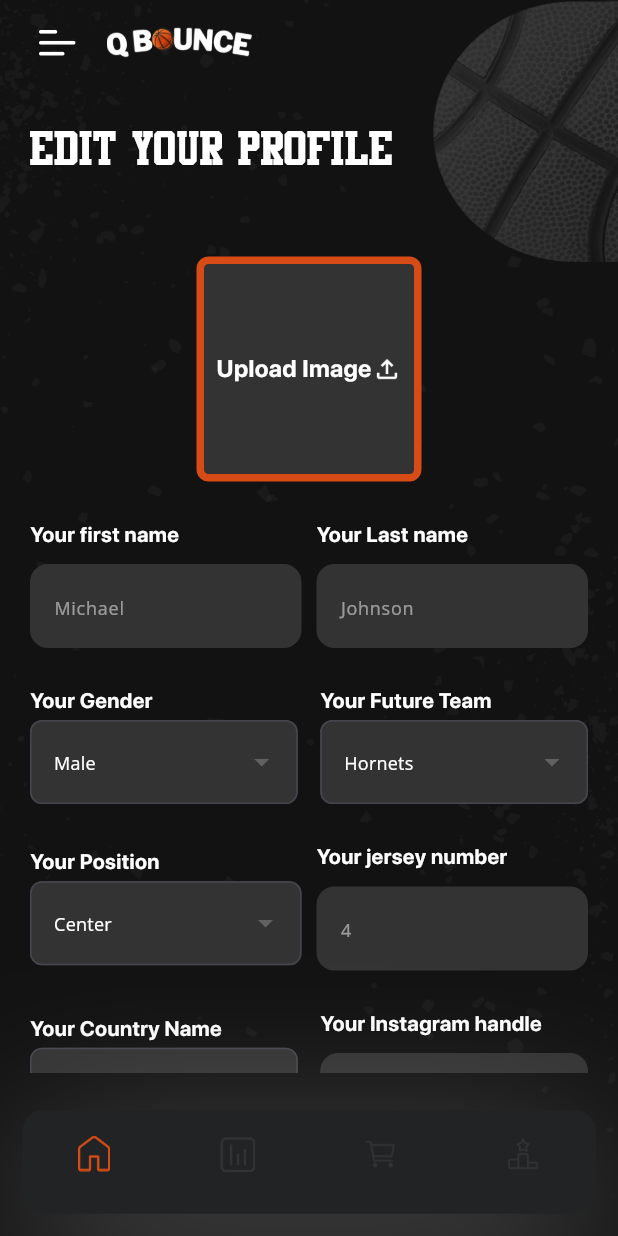
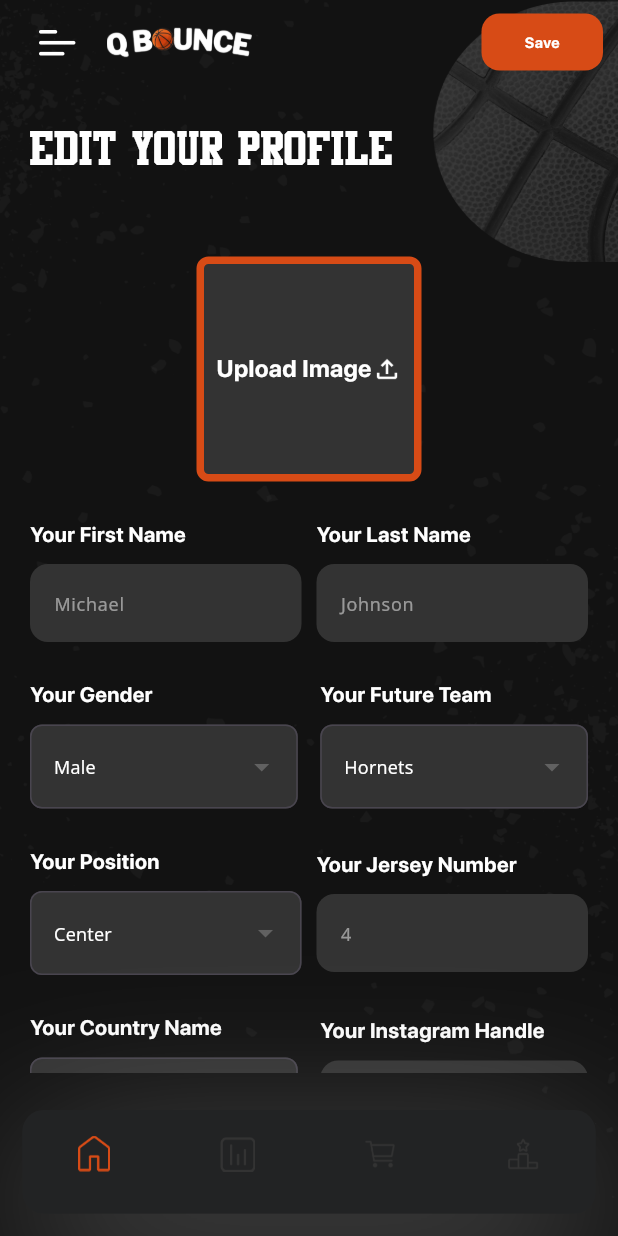
Before and after one commit to indrajitsinh2205/QBounce, a Flutter app: the DrawerScreen screen opened by its route, in the side drawer, after a tap on "Michael Johnson", on a phone screen of 412 x 824 dp. Run offline on Flutter 3.47's test engine with Material 3 defaults, Android fonts, the phone set to English and light mode, and no system bars; our stand-ins replace bloc, chewie, flutter_bloc, flutter_slidable, google_fonts, smooth_page_indicator and 1 more; network calls fail; project files that could hold a hidden picture were left out.

Commit message:
-UI changes

```diff
--- a/lib/common_widget/common_app_bar.dart
+++ b/lib/common_widget/common_app_bar.dart
@@ -24,13 +24,14 @@ class CommonAppBar extends StatelessWidget implements PreferredSizeWidget {
   final String title;
   final Widget actions;
   final bool? button;
+  final bool? saveButton;
   final VoidCallback voidCallback;
 
   CommonAppBar({
     required this.title,
     required this.actions,
     this.button = false,
-    required this.voidCallback,
+    required this.voidCallback, this.saveButton,
   });
 
   @override
@@ -54,7 +55,22 @@ class CommonAppBar extends StatelessWidget implements PreferredSizeWidget {
         ),
         actions: [
           button == false
-              ? SizedBox()
+              ? saveButton == true ?InkWell(
+          onTap: () {
+    voidCallback();
+    },
+      child: Container(
+        width: 81,
+        height: 38,
+        child: CommonButton(
+          title: "Save",
+          color: AppColors.appColor,
+          horizontal: 5,
+          font: 10,
+          vertical: 2,
+        ),
+      ),
+    ):SizedBox()
               : InkWell(
             onTap: () {
               voidCallback();
@@ -91,21 +107,60 @@ class DrawerScreen extends StatefulWidget {
 class _DrawerScreenState extends State<DrawerScreen> {
   Widget _selectedScreen = HomeScreen(); // Default screen
   int _selectedIndex = 0;
+  int button = 0;
 
 
   // Method to update the selected screen based on BottomNavigationBar item tapped
   void _onItemTapped(int index) {
     setState(() {
+      // This ensures that when tapping the same index, the widget gets rebuilt
+      if (_selectedIndex == index) {
+        // Change _selectedScreen to a new instance of the same screen.
+        if (index == 0) {
+          setState(() {
+            button =0;
+          });
+          _selectedScreen = HomeScreen(key: UniqueKey());  // Assign a new key to force rebuild
+        } else if (index == 1) {
+          setState(() {
+            button =1;
+          });
+          _selectedScreen = YourStatsScreen(key: UniqueKey());
+        } else if (index == 2) {
+          setState(() {
+            button =0;
+          });
+          _selectedScreen = CartScreen(key: UniqueKey());
+        } else if (index == 3) {
+          setState(() {
+            button =0;
+          });
+          _selectedScreen = StaticLeaderBoard(key: UniqueKey());
+        }
+      } else {
+        // If the index has changed, assign the new screen
         _selectedIndex = index;
         if (index == 0) {
+          setState(() {
+            button =0;
+          });
           _selectedScreen = HomeScreen();
+        } else if (index == 1) {
+          setState(() {
+            button =1;
+          });
+          _selectedScreen = YourStatsScreen();
         } else if (index == 2) {
+          setState(() {
+            button =0;
+          });
           _selectedScreen = CartScreen();
         } else if (index == 3) {
+          setState(() {
+            button =0;
+          });
           _selectedScreen = StaticLeaderBoard();
         }
-      else if (index == 1) {
-        _selectedScreen = YourStatsScreen();
       }
     });
   }
@@ -118,7 +173,7 @@ class _DrawerScreenState extends State<DrawerScreen> {
         backgroundColor: Colors.transparent,
         appBar: CommonAppBar(
           voidCallback: () {
-            print("0.2");
+            print("0.");
             setState(() {
               _selectedIndex=0;
               _selectedScreen = MultiBlocProvider(
@@ -137,7 +192,8 @@ class _DrawerScreenState extends State<DrawerScreen> {
               );
             });
           },
-          button: _selectedIndex==1?true:false,
+          button: button==1?true:false,
+          saveButton: button == 2?true:false,
           title: '',
           actions: AppImages.image(AppImages.logo, height: 30),
         ),
@@ -156,6 +212,7 @@ class _DrawerScreenState extends State<DrawerScreen> {
                       InkWell(
                         onTap: () {
                           setState(() {
+                            button=2;
                             _selectedScreen = ProfileScreen();
                           });
                           Navigator.pop(context); // Close drawer
@@ -209,6 +266,7 @@ class _DrawerScreenState extends State<DrawerScreen> {
                           onTap: () {
                             setState(() {
                               _selectedScreen = HowToUseScreen();
+                              button=0;
                             });
                             Navigator.pop(context); // Close drawer
                           },
@@ -227,7 +285,8 @@ class _DrawerScreenState extends State<DrawerScreen> {
                           title: Text('How To Cast',style: AppTextStyles.getOpenSansGoogleFont(14 , AppColors.whiteColor  , false),),
                           onTap: () {
                             setState(() {
-                              _selectedScreen = HowToCastScreen();
+                              button=0;                              _selectedScreen = HowToCastScreen();
+
                             });
                             Navigator.pop(context); // Close drawer
                           },
@@ -246,6 +305,7 @@ class _DrawerScreenState extends State<DrawerScreen> {
                           title: Text('Teams & Conditions',style: AppTextStyles.getOpenSansGoogleFont(14  , AppColors.whiteColor  , false),),
                           onTap: () {
                             setState(() {
+                              button=0;
                               _selectedScreen = TermsAndConditonsScreen();
                             });
                             Navigator.pop(context); // Close drawer
@@ -266,6 +326,7 @@ class _DrawerScreenState extends State<DrawerScreen> {
                           onTap: () {
                             setState(() {
                               _selectedScreen = PrivacyPolicyScreen();
+                              button=0;
                             });
                             Navigator.pop(context); // Close drawer
                           },
@@ -285,6 +346,7 @@ class _DrawerScreenState extends State<DrawerScreen> {
                           onTap: () {
                             setState(() {
                               _selectedScreen = FAQPage();
+                              button=0;
                             });
                             Navigator.pop(context); // Close drawer
                           },
@@ -305,6 +367,7 @@ class _DrawerScreenState extends State<DrawerScreen> {
                           onTap: () {
                             setState(() {
                               _selectedScreen = ContactUsScreen();
+                              button=0;
                             });
                             Navigator.pop(context); // Close drawer
                           },
@@ -322,7 +385,7 @@ class _DrawerScreenState extends State<DrawerScreen> {
                   ),
                   child: ListTile(
                     leading:AppImages.image(AppImages.signOut,height: 30,width: 30),
-                    title: Text('Sign Out',style: AppTextStyles.getOpenSansGoogleFont(14  , AppColors.whiteColor  , false),),
+                    title: Text('Sign Out',style: AppTextStyles.athleticStyle(fontSize: 16  , color: AppColors.whiteColor.withOpacity(0.5),fontFamily: AppTextStyles.sfPro700),),
                     onTap: () {
                       setState(() {
                         // _selectedScreen = HowToUseScreen();
--- a/lib/common_widget/common_text_field.dart
+++ b/lib/common_widget/common_text_field.dart
@@ -5,12 +5,14 @@ import 'package:q_bounce/constant/app_text_style.dart';
 
 class CommonTextField extends StatefulWidget {
   final bool? boarder;
+  final bool? textArea;
+  final bool? readOnly;
   final Widget? icon;
   final TextEditingController controller;
     final  String? label;
   final String hint;
       final bool? numType;
-  const CommonTextField({super.key, required this.controller, required this.label, required this.hint, this.numType, this.boarder = false, this.icon});
+  const CommonTextField({super.key, required this.controller, required this.label, required this.hint, this.numType, this.boarder = false, this.icon, this.textArea = false, this.readOnly = false});
 
   @override
   State<CommonTextField> createState() => _CommonTextFieldState();
@@ -27,10 +29,11 @@ class _CommonTextFieldState extends State<CommonTextField> {
         Container(
           // decoration: BoxDecoration(borderRadius: BorderRadius.circular(12),color: Colors.white),
           child:TextField(
+            readOnly:widget.readOnly as bool ,
+            maxLines:widget.textArea==true?4: 1,
             keyboardType: widget.numType == true ? TextInputType.number : TextInputType.name,
-            controller: widget.controller,
+            controller: widget.controller,style: AppTextStyles.getOpenSansGoogleFont(13, AppColors.whiteColor, false),
             decoration: InputDecoration(
-
               prefixIcon: widget.icon??null,
               prefixIconColor: AppColors.whiteColor,
               enabledBorder: OutlineInputBorder(
--- a/lib/constant/app_images.dart
+++ b/lib/constant/app_images.dart
@@ -40,6 +40,8 @@ class AppImages {
   static const String drawerBG = "assets/images/drawerBG.png";
   static const String lock = "assets/images/lock.png";
   static const String upload = "assets/images/upload.png";
+  static const String levelLock = "assets/images/levelLock.png";
+  static const String rightArrow = "assets/images/rightArrow.png";
 
   /// bottomSheet
   static const String home = "assets/images/home.png";
--- a/lib/constant/app_strings.dart
+++ b/lib/constant/app_strings.dart
@@ -33,13 +33,13 @@ class AppStrings{
   static const String stl = "Your STL Score";
   static const String blk = "Your BLK Score";
   static const String match = "Your Match Date";
-  static const String staticMail = "info@qbounceapp.com.";
-  static const String fName = "Your first name";
-  static const String lName = "Your Last name";
-  static const String uMail = "Your email name";
-  static const String message = "Your message";
-  static const String instaHand = "Your Instagram handle";
-  static const String jerseyNo = "Your jersey number";
+  static const String staticMail = "info@qbounceapp.com";
+  static const String fName = "Your First Name";
+  static const String lName = "Your Last Name";
+  static const String uMail = "Your Email Name";
+  static const String message = "Your Message";
+  static const String instaHand = "Your Instagram Handle";
+  static const String jerseyNo = "Your Jersey Number";
 
 
   /// landing Page Text
@@ -50,7 +50,7 @@ class AppStrings{
 
   static const String welCome ="Welcome Back!";
   static const String otp ="OTP";
-  static const String enterOtp ="Enter the code sent on email here";
+  static const String enterOtp ="Enter The Code Sent On Email Here";
   static const String enterMail ="Enter Your Email";
   static const String submit ="Submit";
   static const String confirm ="Confirm";
--- a/lib/screens/contact_us_screen_view/contact_us_screen.dart
+++ b/lib/screens/contact_us_screen_view/contact_us_screen.dart
@@ -43,7 +43,7 @@ class _ContactUsScreenState extends State<ContactUsScreen> {
     return SingleChildScrollView(
       child: Column(
         children: [
-          CommonTextField(icon: Icon(Icons.mail_outline_outlined) ,controller: _staticMailController,hint:  AppStrings.staticMail, label: '',boarder: true,),
+          CommonTextField(icon: Icon(Icons.mail_outline_outlined) ,controller: _staticMailController,hint:  AppStrings.staticMail, label: '',boarder: true,readOnly: true,),
           SizedBox(height: 30),
           Row(
             children: [
@@ -60,7 +60,7 @@ class _ContactUsScreenState extends State<ContactUsScreen> {
           SizedBox(height: 15),
           CommonTextField(controller: _uMailController,label:  AppStrings.uMail,hint:  AppStrings.uMail,),
           SizedBox(height: 15),
-          CommonTextField(controller: _messageController,label:  AppStrings.message,hint:  AppStrings.message,),
+          CommonTextField(controller: _messageController,label:  AppStrings.message,hint:  AppStrings.message,textArea: true,),
           SizedBox(height: 15),
           Row(
             children: [
--- a/lib/screens/home_screen_view/home_screen.dart
+++ b/lib/screens/home_screen_view/home_screen.dart
@@ -42,7 +42,7 @@ class _HomeScreenState extends State<HomeScreen> with SingleTickerProviderStateM
   void initState() {
     _tabController = TabController(length: 4, vsync: this);
     _controller = VideoPlayerController.networkUrl(Uri.parse(
-        'https://flutter.github.io/assets-for-api-docs/assets/videos/bee.mp4'))
+        'https://qbounce-production.s3.us-east-2.amazonaws.com/videos/VIDEO_1.mp4'))
       ..initialize().then((_) {
         // Ensure the first frame is shown after the video is initialized, even before the play button has been pressed.
         setState(() {});
@@ -60,14 +60,14 @@ class _HomeScreenState extends State<HomeScreen> with SingleTickerProviderStateM
           children: [
             Center(
               child: Padding(
-                padding: const EdgeInsets.symmetric(horizontal: 20),
+                padding: const EdgeInsets.symmetric(horizontal: 10),
                 child: Row(
                   mainAxisAlignment: MainAxisAlignment.spaceBetween,
                   children: [
-                    Expanded(child: _buildButton("Beginner")),
-                    Expanded(child: _buildButton("Advanced")),
-                    Expanded(child: _buildButton("Pro")),
-                    Expanded(child: _buildButton("Master")),
+                    Expanded(child: _buildButton("Beginner",false)),
+                    Expanded(child: _buildButton("Advanced",true)),
+                    Expanded(child: _buildButton("Pro",true)),
+                    Expanded(child: _buildButton("Master",true)),
                   ],
                 ),
               ),
@@ -124,17 +124,24 @@ class _HomeScreenState extends State<HomeScreen> with SingleTickerProviderStateM
       ],
     );
   }
-  Widget _buildButton(String text) {
+  Widget _buildButton(String text,bool lock) {
     return InkWell(
       onTap: () => _updateUI(text),
       child: Container(
-        margin: EdgeInsets.symmetric(horizontal: 5),
-        padding: EdgeInsets.symmetric(horizontal: 5,vertical: 10),
+        margin: EdgeInsets.symmetric(horizontal: 3),
+        padding: EdgeInsets.symmetric(horizontal: 2,vertical: 10),
         decoration: BoxDecoration(
-          color: AppColors.appColor,
+          color: lock ==true?Colors.transparent:AppColors.appColor,
           borderRadius: BorderRadius.circular(10),
+          border: Border.all(color: lock ==false?Colors.transparent:AppColors.whiteColor,width: 1)
         ),
-        child: Center(child: Text(text,style: AppTextStyles.athleticStyle(fontSize: 12, fontFamily: AppTextStyles.sfPro700, color: AppColors.whiteColor),)),
+        child: Center(child: Row(
+          mainAxisAlignment: MainAxisAlignment.center,
+          children: [
+            Text(text,style: AppTextStyles.athleticStyle(fontSize: 12, fontFamily: AppTextStyles.sfPro700, color: AppColors.whiteColor),),
+            lock == true?AppImages.image(AppImages.levelLock,height: 14,width: 14):SizedBox(),
+          ],
+        )),
       ),
     );
   }
--- a/lib/screens/home_screen_view/home_widget/gridComponent.dart
+++ b/lib/screens/home_screen_view/home_widget/gridComponent.dart
@@ -28,22 +28,22 @@ class _GridcomponentState extends State<Gridcomponent> {
         return Container(
           decoration: BoxDecoration(
               borderRadius: BorderRadius.circular(12),
-              border: Border.all(color: AppColors.whiteColor)
+              border: Border.all(color: AppColors.whiteColor,width: 3)
           ),
           child: Row(
             crossAxisAlignment: CrossAxisAlignment.center,
-            mainAxisAlignment: MainAxisAlignment.spaceAround,
+            mainAxisAlignment: MainAxisAlignment.start,
             children: [
               Padding(
                 padding: const EdgeInsets.only(left: 23),
                 child: AppImages.image(AppImages.ballIcon,height: 30,width: 30),
               ),
-              // SizedBox(width: 10,),
+              SizedBox(width: 4,),
               Column(
                 mainAxisAlignment: MainAxisAlignment.center,
                 crossAxisAlignment: CrossAxisAlignment.start,
                 children: [
-                  Text("Level $index",style: AppTextStyles.athleticStyle(fontSize: 14, fontFamily: AppTextStyles.sfUi700, color: AppColors.whiteColor),),
+                  Text("Level ${index +1}",style: AppTextStyles.athleticStyle(fontSize: 14, fontFamily: AppTextStyles.sfUi700, color: AppColors.whiteColor),),
                   Text(level[index],style: AppTextStyles.athleticStyle(fontSize: 14, fontFamily: AppTextStyles.sfUi700, color: AppColors.whiteColor),)
                 ],
               ),
--- a/lib/screens/home_screen_view/home_widget/leader_board.dart
+++ b/lib/screens/home_screen_view/home_widget/leader_board.dart
@@ -26,11 +26,12 @@ class _LeaderBoardState extends State<LeaderBoard> {
           Padding(
             padding: const EdgeInsets.symmetric(horizontal: 20.0),
             child: Row(
+              crossAxisAlignment: CrossAxisAlignment.start,
               mainAxisAlignment: MainAxisAlignment.spaceBetween,
               children: [
                 Text(AppStrings.leaderBoard.toUpperCase(),style: AppTextStyles.athleticStyle(fontSize: 32, fontFamily: AppTextStyles.athletic, color: AppColors.whiteColor),),
-                SizedBox(width: 5,),
-                widget.scoreBool==false?SizedBox():CommonButton(title: AppStrings.allScore, color: AppColors.appColor,horizontal: 18.5,vertical: 9.5,)
+                SizedBox(width: 20,),
+                widget.scoreBool==false?SizedBox():CommonButton(title: AppStrings.allScore, color: AppColors.appColor,horizontal: 12.0,vertical: 5.5,font: 18,)
               ],
             ),
           ),
@@ -49,7 +50,7 @@ class _LeaderBoardState extends State<LeaderBoard> {
                     padding: EdgeInsets.symmetric(horizontal:  25,/*vertical:  10*/),
                     decoration: BoxDecoration(
                         color:index==0?AppColors.appColor:AppColors.scoreUnselect,
-                        borderRadius: BorderRadius.circular(35)
+                        borderRadius: BorderRadius.circular(12)
                     ),
                     child: Center(child: Text(score[index],style: AppTextStyles.athleticStyle(fontSize: 14, fontFamily: AppTextStyles.sfPro700, color: AppColors.whiteColor),)),
                   );
--- a/lib/screens/home_screen_view/level_widget.dart
+++ b/lib/screens/home_screen_view/level_widget.dart
@@ -24,7 +24,7 @@ class _LevelScreenState extends State<LevelScreen> {
     {"name":"PTS",
       "point":"1",
     },
-    {"name":"RED",
+    {"name":"REB",
       "point":"1",
     },
     {"name":"AST",
--- a/lib/screens/profile_screen_view/profile_screen.dart
+++ b/lib/screens/profile_screen_view/profile_screen.dart
@@ -119,7 +119,7 @@ class _ProfileScreenState extends State<ProfileScreen> {
         crossAxisAlignment: CrossAxisAlignment.start,
         children: [
           Text(label, style: AppTextStyles.athleticStyle(fontSize: 14, fontFamily: AppTextStyles.sfPro700, color: AppColors.whiteColor)),
-          SizedBox(height: 3),
+          SizedBox(height: 10),
           DropdownButtonFormField<String>(
             dropdownColor: Colors.black,
             value: selectedValue,
--- a/lib/screens/sign_in_screen_view/sign_in_screen.dart
+++ b/lib/screens/sign_in_screen_view/sign_in_screen.dart
@@ -36,10 +36,10 @@ class _SignInScreenState extends State<SignInScreen> {
                   padding: const EdgeInsets.only(top: 68.0,bottom: 60),
                   child: Center(child: AppImages.image(AppImages.logo,width: 200)),
                 ),
-                Text(AppStrings.welCome.toUpperCase(),style: AppTextStyles.athleticStyle(fontSize: 36, fontFamily: AppTextStyles.athletic, color: AppColors.whiteColor,
+                Text(submit ==0?AppStrings.welCome.toUpperCase():AppStrings.otp.toUpperCase(),style: AppTextStyles.athleticStyle(fontSize: 36, fontFamily: AppTextStyles.athletic, color: AppColors.whiteColor,
                 ),),
                 Padding(padding: EdgeInsets.only(top: 25),
-                child:  Text(AppStrings.enterMail,style: AppTextStyles.athleticStyle(fontSize: 20, fontFamily: AppTextStyles.sfPro500, color: AppColors.whiteColor,
+                child:  Text(submit ==0?AppStrings.enterMail:AppStrings.enterOtp,style: AppTextStyles.athleticStyle(fontSize: 20, fontFamily: AppTextStyles.sfPro500, color: AppColors.whiteColor,
                 ),),
                 ),
                 submit ==0?  CommonTextField(controller: _emailController, label: '', hint: 'Email'): OTPField(),
--- a/lib/screens/sign_in_screen_view/sign_in_widget/common_otp.dart
+++ b/lib/screens/sign_in_screen_view/sign_in_widget/common_otp.dart
@@ -19,6 +19,7 @@ class _OTPFieldState extends State<OTPField> {
       mainAxisAlignment: MainAxisAlignment.center,
       children: [
         // OTP input fields
+        SizedBox(height: 25,),
         Row(
           mainAxisAlignment: MainAxisAlignment.center,
           children: List.generate(6, (index) {
```
Also changed, not shown: lib/screens/home_screen_view/home_widget/video_details_component.dart (+25 -12 lines), lib/screens/on_boarding_screen_view/on_boarding_screen.dart (+13 -7 lines), assets/images/levelLock.png (added), assets/images/rightArrow.png (added). Lines whose indentation alone changed are shown as unchanged.
